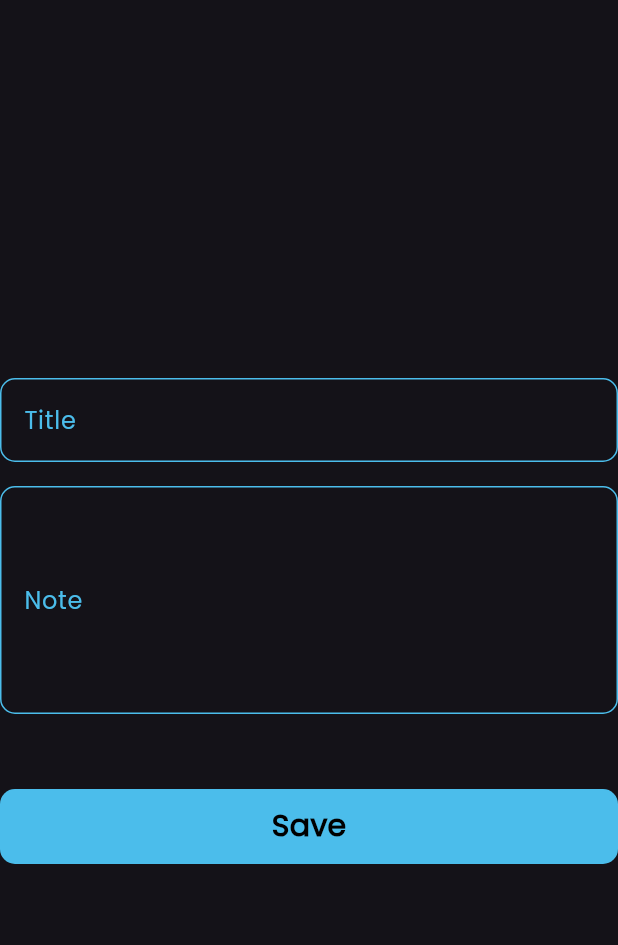
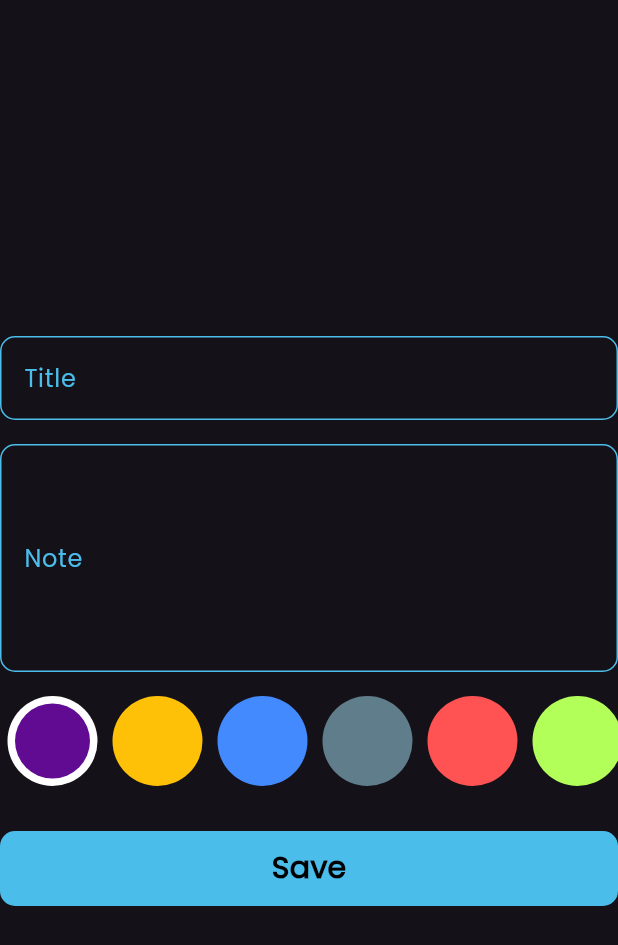
Before and after one commit to MahmoudHassan2505/Notes-App, a Flutter app: the AddNoteForm widget shown alone on an empty page, opened directly, on a phone screen of 412 x 824 dp. Shown: the top 945 px of the screen. Run offline on Flutter 3.47's test engine with Material 3 defaults, Android fonts, the phone set to English and light mode, and no system bars; our stand-ins replace flutter_bloc, hive, hive_flutter; accounts and stored records are empty.

Commit message:
Color List Doen

```diff
--- a/lib/constants.dart
+++ b/lib/constants.dart
@@ -2,3 +2,11 @@ import 'package:flutter/material.dart';
 
 const kPrimaryColor = Color.fromARGB(255, 75, 189, 235);
 const KNoteBox = 'KNoteBox';
+const KColorList = [
+  Color.fromARGB(255, 96, 11, 146),
+  Colors.amber,
+  Colors.blueAccent,
+  Colors.blueGrey,
+  Colors.redAccent,
+  Colors.lightGreenAccent
+];
--- a/lib/pages/edit_page.dart
+++ b/lib/pages/edit_page.dart
@@ -5,7 +5,6 @@ import 'package:notes_app/widgets/edit_note_page_body.dart';
 class EditNotePage extends StatelessWidget {
   final NoteModel noteModel;
   const EditNotePage({super.key, required this.noteModel});
-
   @override
   Widget build(BuildContext context) {
     return Scaffold(
--- a/lib/widgets/add_note_form.dart
+++ b/lib/widgets/add_note_form.dart
@@ -1,9 +1,11 @@
+import 'package:flutter/cupertino.dart';
 import 'package:flutter/material.dart';
 import 'package:flutter/widgets.dart';
 import 'package:flutter_bloc/flutter_bloc.dart';
 import 'package:notes_app/cubits/add_notes_cubit/add_note_cubit.dart';
 import 'package:notes_app/cubits/add_notes_cubit/add_note_states.dart';
 import 'package:notes_app/models/note_model.dart';
+import 'package:notes_app/widgets/color_list.dart';
 import 'package:notes_app/widgets/custom_button.dart';
 import 'package:notes_app/widgets/custom_textfield.dart';
 
@@ -50,7 +52,11 @@ class _AddNoteFormState extends State<AddNoteForm> {
             },
           ),
           const SizedBox(
-            height: 50,
+            height: 16,
+          ),
+          ColorsList(),
+          const SizedBox(
+            height: 30,
           ),
           BlocBuilder<AddNoteCubit, AddNoteState>(
             builder: (context, state) {
--- /dev/null
+++ b/lib/widgets/color_item.dart
@@ -0,0 +1,31 @@
+import 'package:flutter/material.dart';
+
+class ColorItem extends StatelessWidget {
+  final Color color;
+  final bool isActive;
+  const ColorItem({
+    super.key,
+    required this.color,
+    required this.isActive,
+  });
+
+  @override
+  Widget build(BuildContext context) {
+    return Padding(
+      padding: const EdgeInsets.symmetric(horizontal: 5),
+      child: isActive
+          ? CircleAvatar(
+              radius: 30,
+              backgroundColor: Colors.white,
+              child: CircleAvatar(
+                radius: 25,
+                backgroundColor: color,
+              ),
+            )
+          : CircleAvatar(
+              radius: 30,
+              backgroundColor: color,
+            ),
+    );
+  }
+}
--- /dev/null
+++ b/lib/widgets/color_list.dart
@@ -0,0 +1,37 @@
+import 'package:flutter/material.dart';
+import 'package:notes_app/constants.dart';
+import 'package:notes_app/widgets/color_item.dart';
+
+class ColorsList extends StatefulWidget {
+  const ColorsList({super.key});
+
+  @override
+  State<ColorsList> createState() => _ColorsListState();
+}
+
+class _ColorsListState extends State<ColorsList> {
+  int current = 0;
+
+  @override
+  Widget build(BuildContext context) {
+    return SizedBox(
+      height: 60,
+      child: ListView.builder(
+        itemCount: KColorList.length,
+        scrollDirection: Axis.horizontal,
+        itemBuilder: (context, index) {
+          return GestureDetector(
+            onTap: () {
+              current = index;
+              setState(() {});
+            },
+            child: ColorItem(
+              color: KColorList[index],
+              isActive: current == index,
+            ),
+          );
+        },
+      ),
+    );
+  }
+}
--- a/lib/widgets/edit_note_page_body.dart
+++ b/lib/widgets/edit_note_page_body.dart
@@ -2,6 +2,7 @@ import 'package:flutter/material.dart';
 import 'package:flutter_bloc/flutter_bloc.dart';
 import 'package:notes_app/cubits/fetch_note_cubit/fetch_note_cubit.dart';
 import 'package:notes_app/models/note_model.dart';
+import 'package:notes_app/widgets/color_list.dart';
 import 'package:notes_app/widgets/custom_button.dart';
 import 'package:notes_app/widgets/custom_textfield.dart';
 
```
